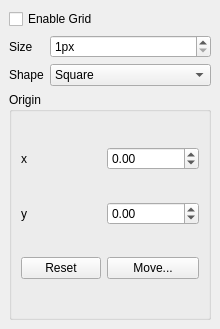
Before: the Qt Designer form src/gui/widgets/docks/dock_grid.ui in KDE/glaxnimate, drawn with Qt 5.
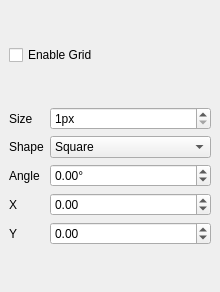
After: the same form once the commit is applied. Icons and pictures are not drawn.

Commit message: Grid rotation angle

```diff
--- a/src/gui/widgets/docks/dock_grid.ui
+++ b/src/gui/widgets/docks/dock_grid.ui
@@ -11,7 +11,7 @@
     <x>0</x>
     <y>0</y>
     <width>220</width>
-    <height>329</height>
+    <height>292</height>
    </rect>
   </property>
   <property name="windowIcon">
@@ -42,7 +42,7 @@
       <x>0</x>
       <y>0</y>
       <width>220</width>
-      <height>299</height>
+      <height>262</height>
      </rect>
     </property>
     <layout class="QVBoxLayout" name="verticalLayout">
@@ -55,6 +55,56 @@
      </item>
      <item>
       <layout class="QGridLayout" name="gridLayout">
+       <item row="3" column="1">
+        <widget class="QDoubleSpinBox" name="spin_x">
+         <property name="minimum">
+          <double>-8192.000000000000000</double>
+         </property>
+         <property name="maximum">
+          <double>8192.000000000000000</double>
+         </property>
+        </widget>
+       </item>
+       <item row="3" column="0">
+        <widget class="QLabel" name="label_3">
+         <property name="sizePolicy">
+          <sizepolicy hsizetype="Fixed" vsizetype="Preferred">
+           <horstretch>0</horstretch>
+           <verstretch>0</verstretch>
+          </sizepolicy>
+         </property>
+         <property name="text">
+          <string>X</string>
+         </property>
+        </widget>
+       </item>
+       <item row="1" column="1">
+        <widget class="QComboBox" name="combo_shape">
+         <item>
+          <property name="text">
+           <string>Square</string>
+          </property>
+          <property name="icon">
+           <iconset theme="grid-rectangular"/>
+          </property>
+         </item>
+         <item>
+          <property name="text">
+           <string>Triangle</string>
+          </property>
+          <property name="icon">
+           <iconset theme="grid-axonometric"/>
+          </property>
+         </item>
+        </widget>
+       </item>
+       <item row="1" column="0">
+        <widget class="QLabel" name="label_2">
+         <property name="text">
+          <string>Shape</string>
+         </property>
+        </widget>
+       </item>
        <item row="0" column="0">
         <widget class="QLabel" name="label">
          <property name="sizePolicy">
@@ -81,118 +131,54 @@
          </property>
         </widget>
        </item>
-       <item row="1" column="1">
-        <widget class="QComboBox" name="combo_shape">
-         <item>
-          <property name="text">
-           <string>Square</string>
-          </property>
-          <property name="icon">
-           <iconset theme="grid-rectangular"/>
-          </property>
-         </item>
-         <item>
-          <property name="text">
-           <string>Triangle 1</string>
-          </property>
-          <property name="icon">
-           <iconset theme="grid-axonometric"/>
-          </property>
-         </item>
-         <item>
-          <property name="text">
-           <string>Triangle 2</string>
-          </property>
-          <property name="icon">
-           <iconset theme="grid-axonometric"/>
-          </property>
-         </item>
+       <item row="2" column="1">
+        <widget class="QDoubleSpinBox" name="spin_angle">
+         <property name="wrapping">
+          <bool>true</bool>
+         </property>
+         <property name="suffix">
+          <string>°</string>
+         </property>
+         <property name="maximum">
+          <double>360.000000000000000</double>
+         </property>
+         <property name="singleStep">
+          <double>5.000000000000000</double>
+         </property>
         </widget>
        </item>
-       <item row="1" column="0">
-        <widget class="QLabel" name="label_2">
+       <item row="2" column="0">
+        <widget class="QLabel" name="label_5">
          <property name="text">
-          <string>Shape</string>
+          <string>Angle</string>
+         </property>
+        </widget>
+       </item>
+       <item row="4" column="1">
+        <widget class="QDoubleSpinBox" name="spin_y">
+         <property name="minimum">
+          <double>-8192.000000000000000</double>
+         </property>
+         <property name="maximum">
+          <double>8192.000000000000000</double>
+         </property>
+        </widget>
+       </item>
+       <item row="4" column="0">
+        <widget class="QLabel" name="label_4">
+         <property name="sizePolicy">
+          <sizepolicy hsizetype="Fixed" vsizetype="Preferred">
+           <horstretch>0</horstretch>
+           <verstretch>0</verstretch>
+          </sizepolicy>
+         </property>
+         <property name="text">
+          <string>Y</string>
          </property>
         </widget>
        </item>
       </layout>
      </item>
-     <item>
-      <widget class="QGroupBox" name="groupBox">
-       <property name="title">
-        <string>Origin</string>
-       </property>
-       <layout class="QGridLayout" name="gridLayout_2">
-        <item row="0" column="0">
-         <widget class="QLabel" name="label_3">
-          <property name="sizePolicy">
-           <sizepolicy hsizetype="Fixed" vsizetype="Preferred">
-            <horstretch>0</horstretch>
-            <verstretch>0</verstretch>
-           </sizepolicy>
-          </property>
-          <property name="text">
-           <string>x</string>
-          </property>
-         </widget>
-        </item>
-        <item row="0" column="1">
-         <widget class="QDoubleSpinBox" name="spin_x">
-          <property name="minimum">
-           <double>-8192.000000000000000</double>
-          </property>
-          <property name="maximum">
-           <double>8192.000000000000000</double>
-          </property>
-         </widget>
-        </item>
-        <item row="1" column="0">
-         <widget class="QLabel" name="label_4">
-          <property name="sizePolicy">
-           <sizepolicy hsizetype="Fixed" vsizetype="Preferred">
-            <horstretch>0</horstretch>
-            <verstretch>0</verstretch>
-           </sizepolicy>
-          </property>
-          <property name="text">
-           <string>y</string>
-          </property>
-         </widget>
-        </item>
-        <item row="1" column="1">
-         <widget class="QDoubleSpinBox" name="spin_y">
-          <property name="minimum">
-           <double>-8192.000000000000000</double>
-          </property>
-          <property name="maximum">
-           <double>8192.000000000000000</double>
-          </property>
-         </widget>
-        </item>
-        <item row="2" column="0">
-         <widget class="QPushButton" name="button_reset">
-          <property name="toolTip">
-           <string>Reset grid position</string>
-          </property>
-          <property name="text">
-           <string>Reset</string>
-          </property>
-          <property name="icon">
-           <iconset theme="edit-reset"/>
-          </property>
-         </widget>
-        </item>
-        <item row="2" column="1">
-         <widget class="QPushButton" name="button_move">
-          <property name="text">
-           <string>Move...</string>
-          </property>
-         </widget>
-        </item>
-       </layout>
-      </widget>
-     </item>
     </layout>
    </widget>
   </widget>
```
The commit also changes 7 other files.
